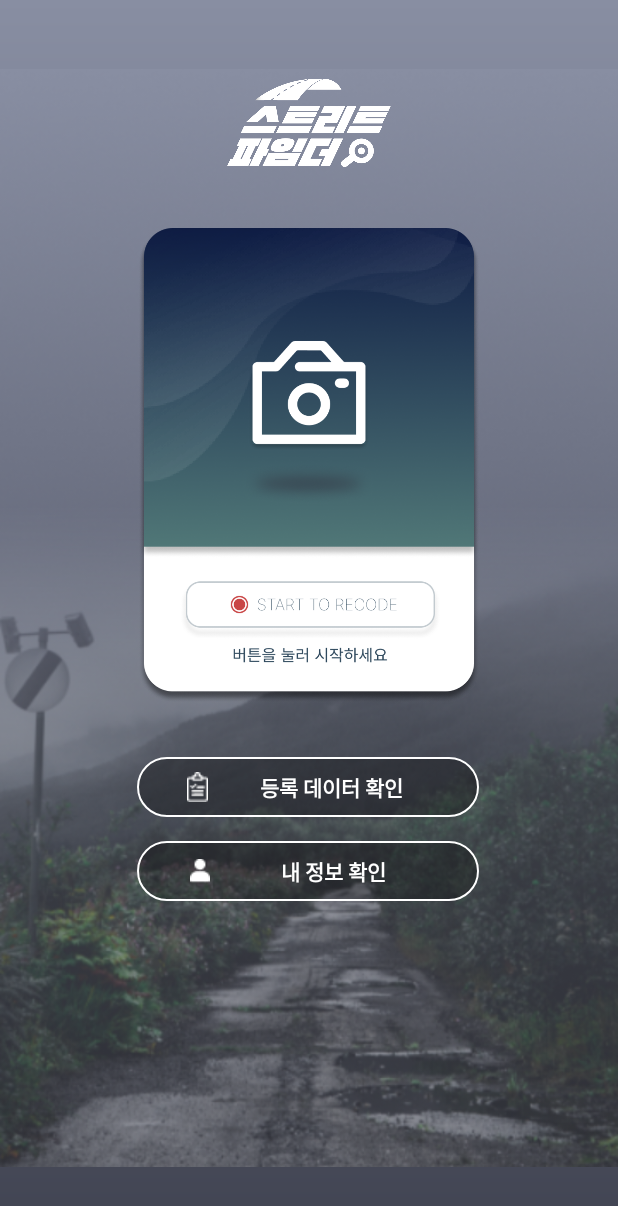
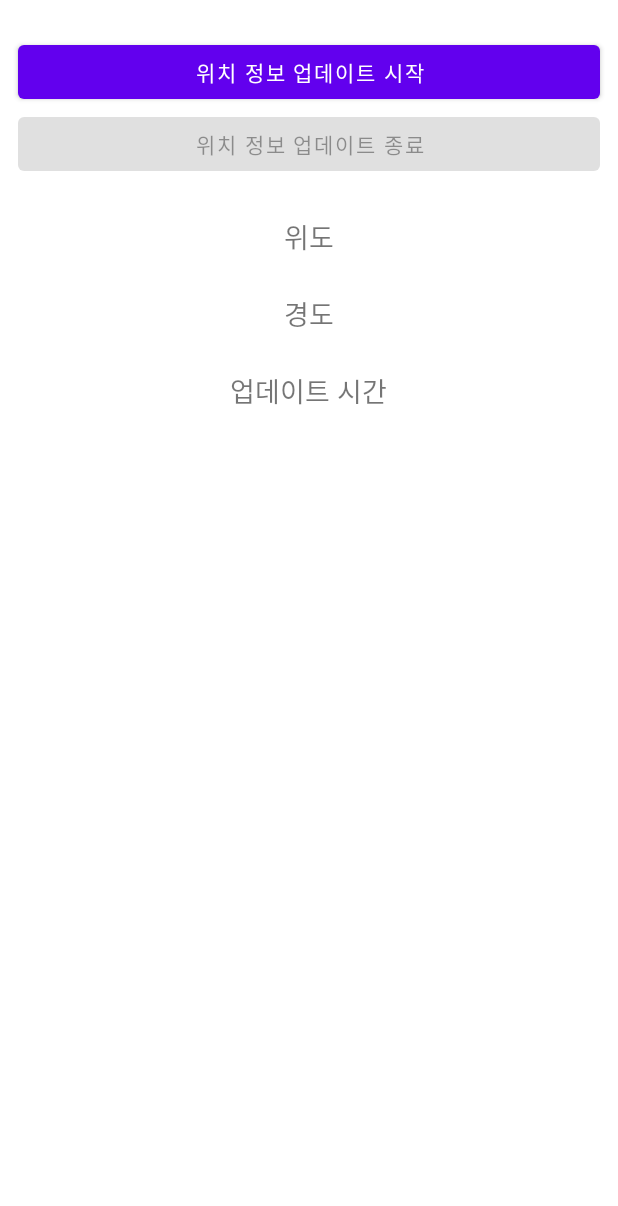
Before and after one commit to HirosiUko/Street_Pothole_Finder, an Android app: the screen it shows after launch (MainActivity before the commit, TestGPS after it), on a phone screen of 412 x 824 dp. Shown: the top 1206 px of the screen. Run offline under Robolectric (Android 15) with nearby library versions, the phone set to English and light mode, and no system bars.

Commit message:
2022 11 16 night

```diff
--- a/app/build.gradle
+++ b/app/build.gradle
@@ -50,6 +50,8 @@ dependencies {
     androidTestImplementation 'androidx.test.ext:junit:1.1.4'
     androidTestImplementation 'androidx.test.espresso:espresso-core:3.5.0'
 
+    implementation 'com.google.android.gms:play-services-location:18.0.0'
+
         def camerax_version = "1.1.0-beta01"
         implementation "androidx.camera:camera-core:1.1.0"
         implementation "androidx.camera:camera-camera2:1.1.0"
--- a/app/src/main/java/com/example/streetpotholefinder/MainActivity.kt
+++ b/app/src/main/java/com/example/streetpotholefinder/MainActivity.kt
@@ -1,10 +1,8 @@
 package com.example.streetpotholefinder
 
 import android.content.Intent
-import android.net.Uri
 import androidx.appcompat.app.AppCompatActivity
 import android.os.Bundle
-import android.widget.Button
 import android.widget.ImageView
 
 class MainActivity : AppCompatActivity() {
@@ -12,8 +10,8 @@ class MainActivity : AppCompatActivity() {
         super.onCreate(savedInstanceState)
         setContentView(R.layout.activity_main)
 
-        val btn_startrecode = findViewById<ImageView>(R.id.btn_startrecode)
-        btn_startrecode.setOnClickListener {
+        val btnStartRecord = findViewById<ImageView>(R.id.btnStartRecord)
+        btnStartRecord.setOnClickListener {
             val intent = Intent(this, CameraXAPP::class.java)
             startActivity(intent)
         }
--- /dev/null
+++ b/app/src/main/java/com/example/streetpotholefinder/TestGPS.kt
@@ -0,0 +1,157 @@
+package com.example.streetpotholefinder
+
+import android.Manifest
+import android.content.Context
+import android.content.pm.PackageManager
+import android.location.Location
+import android.os.Build
+import androidx.appcompat.app.AppCompatActivity
+import android.os.Bundle
+import android.os.Looper
+import android.util.Log
+import android.widget.Button
+import android.widget.TextView
+import android.widget.Toast
+import androidx.core.app.ActivityCompat
+import com.google.android.gms.location.*
+import java.text.SimpleDateFormat
+import java.util.*
+
+class TestGPS : AppCompatActivity() {
+
+    val TAG: String = "로그"
+
+    private var mFusedLocationProviderClient: FusedLocationProviderClient? = null // 현재 위치를 가져오기 위한 변수
+    lateinit var mLastLocation: Location // 위치 값을 가지고 있는 객체
+    // 얘는 이거 import android.location.Location
+
+    internal lateinit var mLocationRequest: LocationRequest // 위치 정보 요청의 매개변수를 저장하는
+    // 얘는 이거 import com.google.android.gms.location.LocationRequest
+    private val REQUEST_PERMISSION_LOCATION = 10
+    lateinit var btnStartupdate: Button
+    lateinit var btnStopUpdates: Button
+    lateinit var txtLat: TextView
+    lateinit var txtLong: TextView
+    lateinit var txtTime: TextView
+
+    override fun onCreate(savedInstanceState: Bundle?) {
+        super.onCreate(savedInstanceState)
+        setContentView(R.layout.activity_test_gps)
+
+        // 화면뷰 inflate.
+        btnStartupdate = findViewById(R.id.btn_start_upds)
+        btnStopUpdates = findViewById(R.id.btn_stop_upds)
+        txtLat = findViewById(R.id.txtLat)
+        txtLong = findViewById(R.id.txtLong)
+        txtTime = findViewById(R.id.txtTime)
+
+        // LocationRequest() deprecated 되서 아래 방식으로 LocationRequest 객체 생성
+        // mLocationRequest = LocationRequest() is deprecated
+        mLocationRequest =  LocationRequest.create().apply {
+            interval = 2000 // 업데이트 간격 단위(밀리초)
+            fastestInterval = 1000 // 가장 빠른 업데이트 간격 단위(밀리초)
+            priority = LocationRequest.PRIORITY_HIGH_ACCURACY // 정확성
+            maxWaitTime= 2000 // 위치 갱신 요청 최대 대기 시간 (밀리초)
+        }
+
+        // 위치 추척 시작 버튼 클릭시 처리
+        btnStartupdate.setOnClickListener {
+            if (checkPermissionForLocation(this)) {
+                startLocationUpdates()
+                // View Button 활성화 상태 변경
+                btnStartupdate.isEnabled = false
+                btnStopUpdates.isEnabled = true
+            }
+        }
+
+        // 위치 추적 중지 버튼 클릭시 처리
+        btnStopUpdates.setOnClickListener {
+            stoplocationUpdates()
+            txtTime.text = "Updates Stoped"
+            // View Button 활성화 상태 변경
+            btnStartupdate.isEnabled = true
+            btnStopUpdates.isEnabled = false
+        }
+    }
+
+    protected fun startLocationUpdates() {
+        Log.d(TAG, "startLocationUpdates()")
+
+        //FusedLocationProviderClient의 인스턴스를 생성.
+        mFusedLocationProviderClient = LocationServices.getFusedLocationProviderClient(this)
+        if (ActivityCompat.checkSelfPermission(this, Manifest.permission.ACCESS_FINE_LOCATION) != PackageManager.PERMISSION_GRANTED
+            && ActivityCompat.checkSelfPermission(this,Manifest.permission.ACCESS_COARSE_LOCATION) != PackageManager.PERMISSION_GRANTED) {
+            Log.d(TAG, "startLocationUpdates() 두 위치 권한중 하나라도 없는 경우 ")
+            return
+        }
+        Log.d(TAG, "startLocationUpdates() 위치 권한이 하나라도 존재하는 경우")
+        // 기기의 위치에 관한 정기 업데이트를 요청하는 메서드 실행
+        // 지정한 루퍼 스레드(Looper.myLooper())에서 콜백(mLocationCallback)으로 위치 업데이트를 요청합니다.
+        mFusedLocationProviderClient!!.requestLocationUpdates(mLocationRequest, mLocationCallback, Looper.myLooper())
+    }
+
+    // 시스템으로 부터 위치 정보를 콜백으로 받음
+    private val mLocationCallback = object : LocationCallback() {
+        override fun onLocationResult(locationResult: LocationResult) {
+            Log.d(TAG, "onLocationResult()")
+            // 시스템에서 받은 location 정보를 onLocationChanged()에 전달
+            locationResult.lastLocation
+            onLocationChanged(locationResult.lastLocation)
+        }
+    }
+
+    // 시스템으로 부터 받은 위치정보를 화면에 갱신해주는 메소드
+    fun onLocationChanged(location: Location) {
+        Log.d(TAG, "onLocationChanged()")
+        mLastLocation = location
+        val date: Date = Calendar.getInstance().time
+        val simpleDateFormat = SimpleDateFormat("hh:mm:ss a")
+        txtTime.text = "Updated at : " + simpleDateFormat.format(date) // 갱신된 날짜
+        txtLat.text = "LATITUDE : " + mLastLocation.latitude // 갱신 된 위도
+        txtLong.text = "LONGITUDE : " + mLastLocation.longitude // 갱신 된 경도
+    }
+
+    // 위치 업데이터를 제거 하는 메서드
+    private fun stoplocationUpdates() {
+        Log.d(TAG, "stoplocationUpdates()")
+        // 지정된 위치 결과 리스너에 대한 모든 위치 업데이트를 제거
+        mFusedLocationProviderClient!!.removeLocationUpdates(mLocationCallback)
+    }
+
+    // 위치 권한이 있는지 확인하는 메서드
+    fun checkPermissionForLocation(context: Context): Boolean {
+        Log.d(TAG, "checkPermissionForLocation()")
+        // Android 6.0 Marshmallow 이상에서는 지리 확보(위치) 권한에 추가 런타임 권한이 필요합니다.
+        return if (Build.VERSION.SDK_INT >= Build.VERSION_CODES.M) {
+            if (context.checkSelfPermission(Manifest.permission.ACCESS_FINE_LOCATION) == PackageManager.PERMISSION_GRANTED) {
+                Log.d(TAG, "checkPermissionForLocation() 권한 상태 : O")
+                true
+            } else {
+                // 권한이 없으므로 권한 요청 알림 보내기
+                Log.d(TAG, "checkPermissionForLocation() 권한 상태 : X")
+                ActivityCompat.requestPermissions(this, arrayOf(android.Manifest.permission.ACCESS_FINE_LOCATION), REQUEST_PERMISSION_LOCATION)
+                false
+            }
+        } else {
+            true
+        }
+    }
+
+    // 사용자에게 권한 요청 후 결과에 대한 처리 로직
+    override fun onRequestPermissionsResult(requestCode: Int, permissions: Array<out String>, grantResults: IntArray) {
+        super.onRequestPermissionsResult(requestCode, permissions, grantResults)
+        Log.d(TAG, "onRequestPermissionsResult()")
+        if (requestCode == REQUEST_PERMISSION_LOCATION) {
+            if (grantResults[0] == PackageManager.PERMISSION_GRANTED) {
+                Log.d(TAG, "onRequestPermissionsResult() _ 권한 허용 클릭")
+                startLocationUpdates()
+                // View Button 활성화 상태 변경
+                btnStartupdate.isEnabled = false
+                btnStopUpdates.isEnabled = true
+            } else {
+                Log.d(TAG, "onRequestPermissionsResult() _ 권한 허용 거부")
+                Toast.makeText(this@TestGPS, "권한이 없어 해당 기능을 실행할 수 없습니다.", Toast.LENGTH_SHORT).show()
+            }
+        }
+    }
+}
--- a/app/src/main/res/layout/activity_camera_xapp_result.xml
+++ b/app/src/main/res/layout/activity_camera_xapp_result.xml
@@ -250,7 +250,7 @@
     </LinearLayout>
 
     <LinearLayout
-        android:id="@+id/btn_rec_result_back"
+        android:id="@+id/btnRecResultBack"
         android:layout_width="228dp"
         android:layout_height="40dp"
         android:layout_marginTop="42dp"
@@ -285,7 +285,7 @@
     </LinearLayout>
 
     <LinearLayout
-        android:id="@+id/btn_rec_result_end"
+        android:id="@+id/btnRecResultEnd"
         android:layout_width="228dp"
         android:layout_height="40dp"
         android:layout_marginTop="16dp"
@@ -297,7 +297,7 @@
         app:layout_constraintEnd_toEndOf="parent"
         app:layout_constraintHorizontal_bias="0.497"
         app:layout_constraintStart_toStartOf="parent"
-        app:layout_constraintTop_toBottomOf="@+id/btn_rec_result_back"
+        app:layout_constraintTop_toBottomOf="@+id/btnRecResultBack"
         tools:ignore="MissingConstraints">
         <ImageView
             android:layout_width="wrap_content"
--- a/app/src/main/res/layout/activity_main.xml
+++ b/app/src/main/res/layout/activity_main.xml
@@ -18,7 +18,7 @@
         app:srcCompat="@drawable/img_main" />
 
     <ImageView
-        android:id="@+id/ico_logo"
+        android:id="@+id/icoLogo"
         android:layout_width="109dp"
         android:layout_height="60dp"
         android:layout_marginTop="52dp"
@@ -29,14 +29,14 @@
         tools:ignore="MissingConstraints" />
 
     <ImageView
-        android:id="@+id/btn_startrecode"
+        android:id="@+id/btnStartRecord"
         android:layout_width="228dp"
         android:layout_height="wrap_content"
         android:adjustViewBounds="true"
         android:layout_marginTop="40dp"
         app:layout_constraintEnd_toEndOf="parent"
         app:layout_constraintStart_toStartOf="parent"
-        app:layout_constraintTop_toBottomOf="@+id/ico_logo"
+        app:layout_constraintTop_toBottomOf="@+id/icoLogo"
         app:srcCompat="@drawable/img_main_btn_big" />
 
     <LinearLayout
@@ -52,7 +52,7 @@
         app:layout_constraintEnd_toEndOf="parent"
         app:layout_constraintHorizontal_bias="0.497"
         app:layout_constraintStart_toStartOf="parent"
-        app:layout_constraintTop_toBottomOf="@+id/btn_startrecode"
+        app:layout_constraintTop_toBottomOf="@+id/btnStartRecord"
         tools:ignore="MissingConstraints">
 
         <ImageView
--- a/app/src/main/res/layout/activity_rec_result.xml
+++ b/app/src/main/res/layout/activity_rec_result.xml
@@ -249,7 +249,7 @@
     </LinearLayout>
 
     <LinearLayout
-        android:id="@+id/btn_rec_result_back"
+        android:id="@+id/btnRecResultBack"
         android:layout_width="228dp"
         android:layout_height="40dp"
         android:layout_marginTop="42dp"
@@ -284,7 +284,7 @@
     </LinearLayout>
 
     <LinearLayout
-        android:id="@+id/btn_rec_result_end"
+        android:id="@+id/btnRecResultEnd"
         android:layout_width="228dp"
         android:layout_height="40dp"
         android:layout_marginTop="16dp"
@@ -296,7 +296,7 @@
         app:layout_constraintEnd_toEndOf="parent"
         app:layout_constraintHorizontal_bias="0.497"
         app:layout_constraintStart_toStartOf="parent"
-        app:layout_constraintTop_toBottomOf="@+id/btn_rec_result_back"
+        app:layout_constraintTop_toBottomOf="@+id/btnRecResultBack"
         tools:ignore="MissingConstraints">
         <ImageView
             android:layout_width="wrap_content"
--- a/app/src/main/res/layout/activity_recoding.xml
+++ b/app/src/main/res/layout/activity_recoding.xml
@@ -53,7 +53,7 @@
                 tools:layout_editor_absoluteY="481dp" />
 
             <ImageView
-                android:id="@+id/btn_rec_start"
+                android:id="@+id/btnRecStart"
                 android:layout_width="wrap_content"
                 android:layout_height="wrap_content"
                 android:layout_marginLeft="80dp"
@@ -116,7 +116,7 @@
                 </LinearLayout>
 
                 <TextView
-                    android:id="@+id/cnt_pothole"
+                    android:id="@+id/cntPothole"
                     android:layout_width="wrap_content"
                     android:layout_height="wrap_content"
                     android:layout_marginLeft="10dp"
@@ -169,7 +169,7 @@
                 </LinearLayout>
 
                 <TextView
-                    android:id="@+id/cnt_crack"
+                    android:id="@+id/cntCrack"
                     android:layout_width="wrap_content"
                     android:layout_height="wrap_content"
                     android:layout_marginLeft="20dp"
--- /dev/null
+++ b/app/src/main/res/layout/activity_test_gps.xml
@@ -0,0 +1,63 @@
+<?xml version="1.0" encoding="utf-8"?>
+<LinearLayout
+    xmlns:android="http://schemas.android.com/apk/res/android"
+    android:orientation="vertical"
+    xmlns:app="http://schemas.android.com/apk/res-auto"
+    xmlns:tools="http://schemas.android.com/tools"
+    android:layout_width="match_parent"
+    android:layout_height="match_parent"
+    tools:context=".GPSPermissionActivity">
+
+    <Button
+        android:id="@+id/btn_start_upds"
+        android:layout_width="match_parent"
+        android:layout_marginRight="12dp"
+        android:layout_marginLeft="12dp"
+        android:layout_marginTop="24dp"
+        android:layout_height="wrap_content"
+        android:text="위치 정보 업데이트 시작" />
+    <Button
+        android:enabled="false"
+        android:id="@+id/btn_stop_upds"
+        android:layout_width="match_parent"
+        android:layout_marginRight="12dp"
+        android:layout_marginLeft="12dp"
+        android:layout_height="wrap_content"
+        android:text="위치 정보 업데이트 종료" />
+
+
+    <TextView
+        android:padding="12dp"
+        android:layout_marginTop="12dp"
+        android:textSize="18sp"
+        android:layout_marginRight="12dp"
+        android:layout_marginLeft="12dp"
+        android:layout_width="wrap_content"
+        android:layout_gravity="center_horizontal"
+        android:layout_height="wrap_content"
+        android:text="위도"
+        android:id="@+id/txtLat"
+        />
+    <TextView
+        android:padding="12dp"
+        android:layout_gravity="center_horizontal"
+        android:textSize="18sp"
+        android:layout_marginRight="12dp"
+        android:layout_marginLeft="12dp"
+        android:layout_width="wrap_content"
+        android:layout_height="wrap_content"
+        android:text="경도"
+        android:id="@+id/txtLong"
+        />
+    <TextView
+        android:layout_gravity="center_horizontal"
+        android:padding="12dp"
+        android:textSize="18sp"
+        android:layout_marginRight="12dp"
+        android:layout_marginLeft="12dp"
+        android:layout_width="wrap_content"
+        android:layout_height="wrap_content"
+        android:text="업데이트 시간"
+        android:id="@+id/txtTime" />
+
+</LinearLayout>
```
Also changed, not shown: app/src/main/AndroidManifest.xml (+16 -5 lines), app/src/main/res/layout/activity_camera_xapp.xml (+4 -4 lines).
